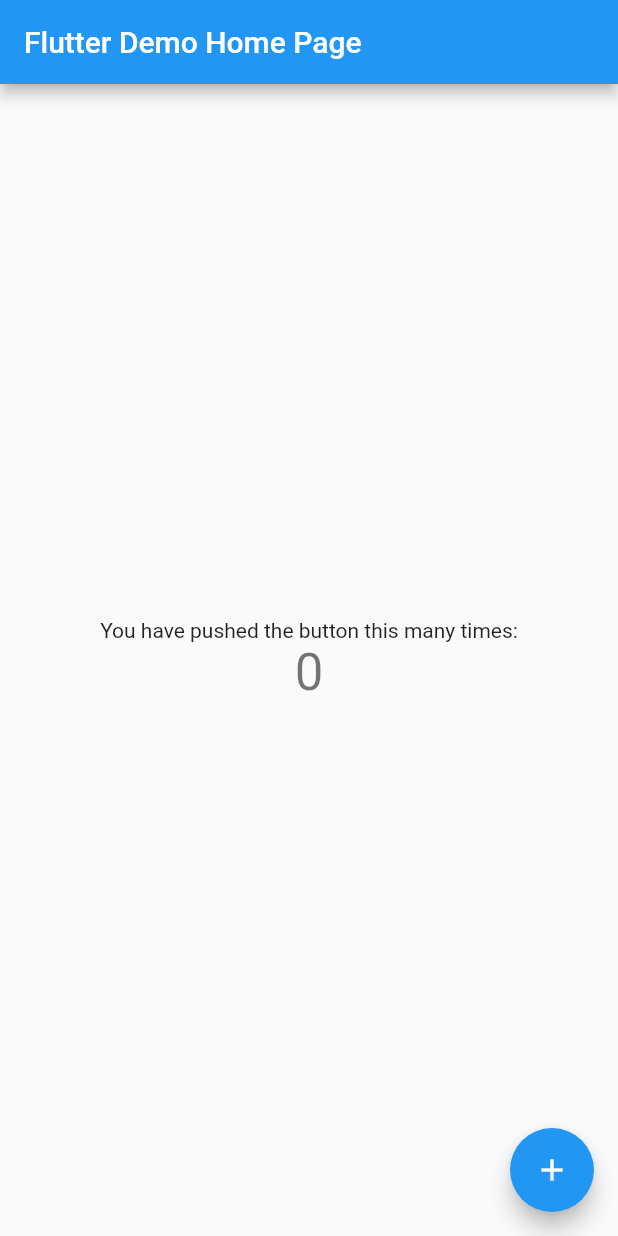
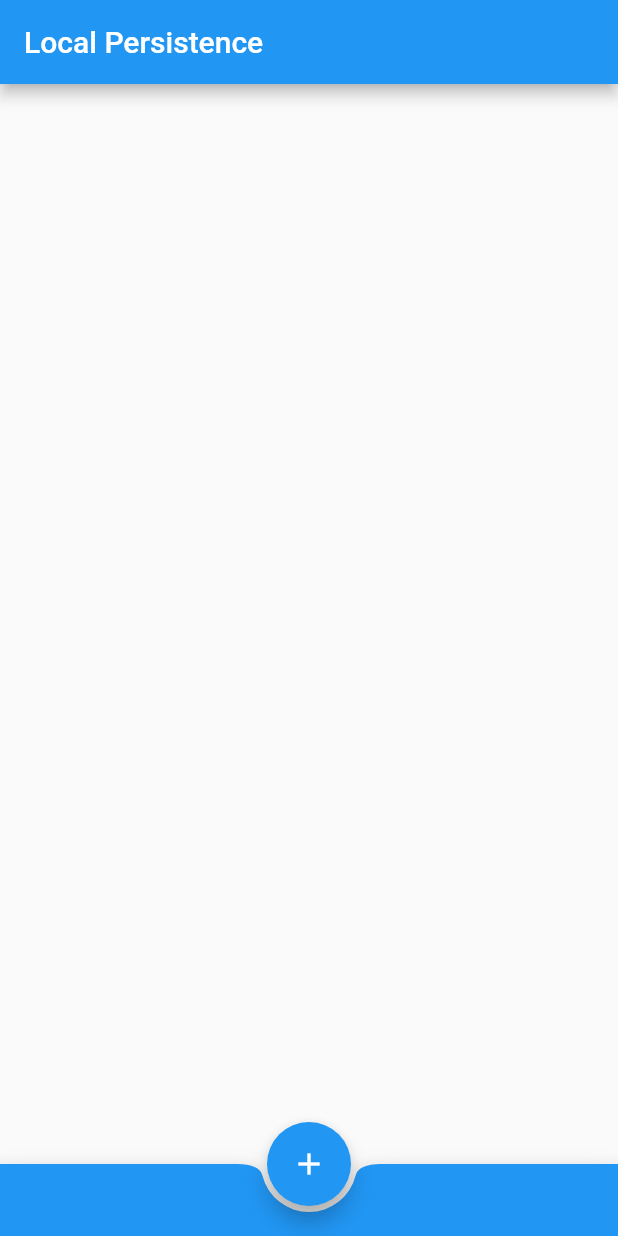
Before and after one commit to blessed-sibanda/beginning-flutter-ch13_local_properties, a Flutter app: the screen it shows after launch, on a phone screen of 412 x 824 dp. Run offline on Flutter 3.47's test engine with Material 2 defaults, Android fonts, the light colour scheme and no system bars.

Commit message:
create app structure

```diff
--- a/lib/main.dart
+++ b/lib/main.dart
@@ -1,4 +1,5 @@
 import 'package:flutter/material.dart';
+import 'pages/home.dart';
 
 void main() {
   runApp(const MyApp());
@@ -11,105 +12,12 @@
   @override
   Widget build(BuildContext context) {
     return MaterialApp(
-      title: 'Flutter Demo',
+      debugShowCheckedModeBanner: false,
+      title: 'Local Persistence',
       theme: ThemeData(
-        // This is the theme of your application.
-        //
-        // Try running your application with "flutter run". You'll see the
-        // application has a blue toolbar. Then, without quitting the app, try
-        // changing the primarySwatch below to Colors.green and then invoke
-        // "hot reload" (press "r" in the console where you ran "flutter run",
-        // or simply save your changes to "hot reload" in a Flutter IDE).
-        // Notice that the counter didn't reset back to zero; the application
-        // is not restarted.
         primarySwatch: Colors.blue,
       ),
-      home: const MyHomePage(title: 'Flutter Demo Home Page'),
+      home: const MyHomePage(title: 'Local Persistence'),
     );
   }
 }
-
-class MyHomePage extends StatefulWidget {
-  const MyHomePage({Key? key, required this.title}) : super(key: key);
-
-  // This widget is the home page of your application. It is stateful, meaning
-  // that it has a State object (defined below) that contains fields that affect
-  // how it looks.
-
-  // This class is the configuration for the state. It holds the values (in this
-  // case the title) provided by the parent (in this case the App widget) and
-  // used by the build method of the State. Fields in a Widget subclass are
-  // always marked "final".
-
-  final String title;
-
-  @override
-  State<MyHomePage> createState() => _MyHomePageState();
-}
-
-class _MyHomePageState extends State<MyHomePage> {
-  int _counter = 0;
-
-  void _incrementCounter() {
-    setState(() {
-      // This call to setState tells the Flutter framework that something has
-      // changed in this State, which causes it to rerun the build method below
-      // so that the display can reflect the updated values. If we changed
-      // _counter without calling setState(), then the build method would not be
-      // called again, and so nothing would appear to happen.
-      _counter++;
-    });
-  }
-
-  @override
-  Widget build(BuildContext context) {
-    // This method is rerun every time setState is called, for instance as done
-    // by the _incrementCounter method above.
-    //
-    // The Flutter framework has been optimized to make rerunning build methods
-    // fast, so that you can just rebuild anything that needs updating rather
-    // than having to individually change instances of widgets.
-    return Scaffold(
-      appBar: AppBar(
-        // Here we take the value from the MyHomePage object that was created by
-        // the App.build method, and use it to set our appbar title.
-        title: Text(widget.title),
-      ),
-      body: Center(
-        // Center is a layout widget. It takes a single child and positions it
-        // in the middle of the parent.
-        child: Column(
-          // Column is also a layout widget. It takes a list of children and
-          // arranges them vertically. By default, it sizes itself to fit its
-          // children horizontally, and tries to be as tall as its parent.
-          //
-          // Invoke "debug painting" (press "p" in the console, choose the
-          // "Toggle Debug Paint" action from the Flutter Inspector in Android
-          // Studio, or the "Toggle Debug Paint" command in Visual Studio Code)
-          // to see the wireframe for each widget.
-          //
-          // Column has various properties to control how it sizes itself and
-          // how it positions its children. Here we use mainAxisAlignment to
-          // center the children vertically; the main axis here is the vertical
-          // axis because Columns are vertical (the cross axis would be
-          // horizontal).
-          mainAxisAlignment: MainAxisAlignment.center,
-          children: <Widget>[
-            const Text(
-              'You have pushed the button this many times:',
-            ),
-            Text(
-              '$_counter',
-              style: Theme.of(context).textTheme.headline4,
-            ),
-          ],
-        ),
-      ),
-      floatingActionButton: FloatingActionButton(
-        onPressed: _incrementCounter,
-        tooltip: 'Increment',
-        child: const Icon(Icons.add),
-      ), // This trailing comma makes auto-formatting nicer for build methods.
-    );
-  }
-}
--- /dev/null
+++ b/lib/pages/home.dart
@@ -0,0 +1,35 @@
+import 'package:flutter/material.dart';
+
+class MyHomePage extends StatefulWidget {
+  const MyHomePage({Key? key, required this.title}) : super(key: key);
+
+  final String title;
+
+  @override
+  State<MyHomePage> createState() => _MyHomePageState();
+}
+
+class _MyHomePageState extends State<MyHomePage> {
+  @override
+  Widget build(BuildContext context) {
+    return Scaffold(
+      appBar: AppBar(
+        title: Text(widget.title),
+      ),
+      body: SafeArea(
+        child: Container(),
+      ),
+      floatingActionButtonLocation: FloatingActionButtonLocation.centerDocked,
+      floatingActionButton: FloatingActionButton(
+        onPressed: () {},
+        tooltip: 'Add Journal Entry',
+        child: const Icon(Icons.add),
+      ),
+      bottomNavigationBar: const BottomAppBar(
+        shape: CircularNotchedRectangle(),
+        child: Padding(padding: EdgeInsets.all(24.0)),
+        color: Colors.blue,
+      ),
+    );
+  }
+}
```
